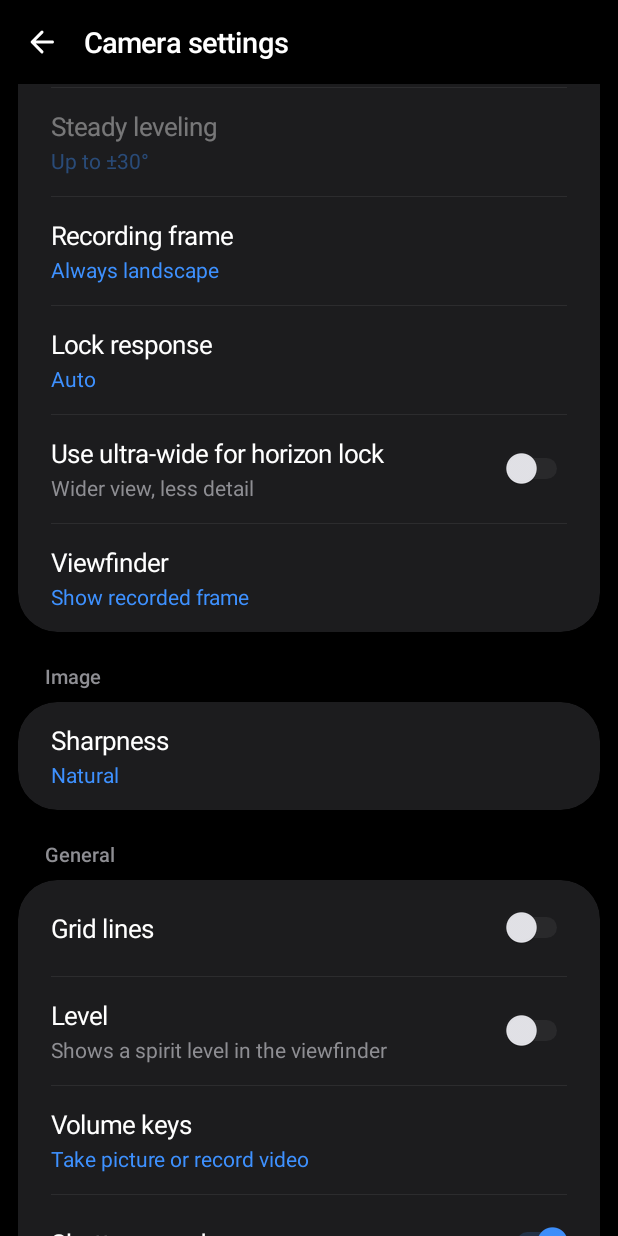
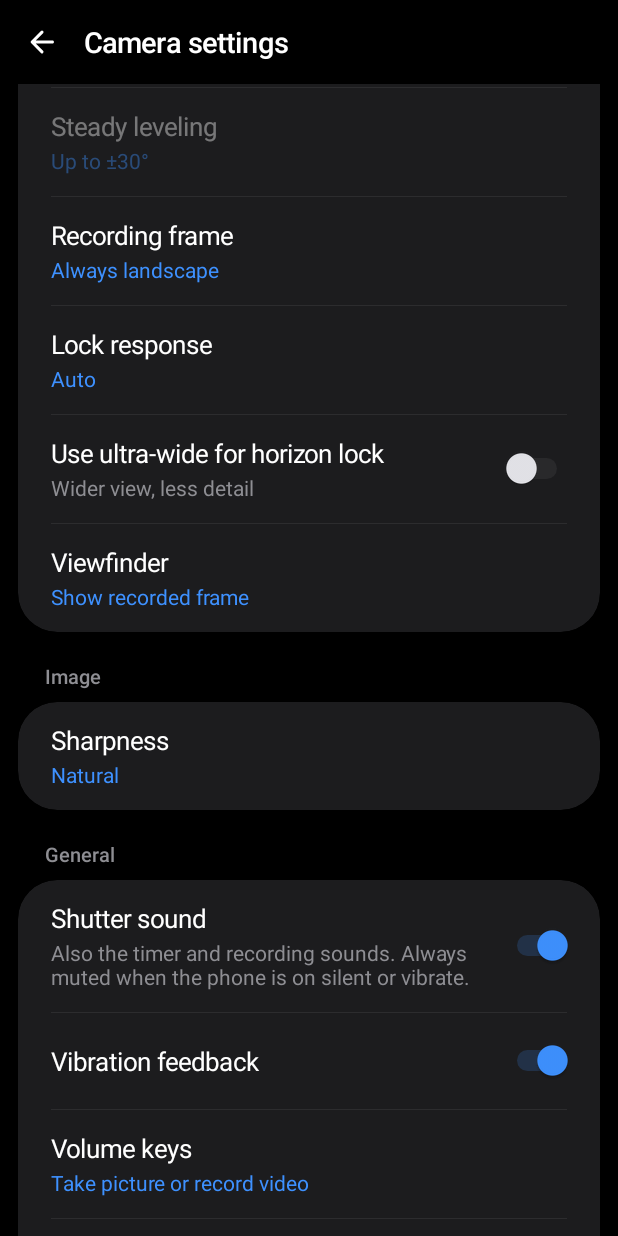
Before and after one commit to darshan260802/Horizoncam, an Android app: the SettingsActivity screen opened directly, with no data from a screen before it, scrolled down 1153 dp, on a phone screen of 412 x 824 dp. Run offline under Robolectric (Android 15) with nearby library versions, the phone set to English and light mode, and no system bars.

Commit message:
0.3.1: save to DCIM/Camera, open captures in the gallery, shutter sound control
- Captures go to DCIM/Camera by default; Settings > Storage > "Save to a
  separate folder" switches to DCIM/HorizonCam.
- The gallery button opens the capture directly in the phone's gallery
  app (default APP_GALLERY app, else Samsung Gallery / Google Photos),
  trying the camera REVIEW action first, then VIEW; <queries> added for
  Android 11+ package visibility.
- The gallery button is refreshed from MediaStore on every resume, so a
  photo deleted in the gallery no longer lingers.
- Shutter sound: Sound toggle in quick controls, setting moved to the top
  of General, sounds muted on silent/vibrate, and the setting is locked
  where MediaActionSound.mustPlayShutterSound() says it is required.

Co-Authored-By: Claude Opus 5.5 <noreply@anthropic.com>
Claude-Session: https://claude.ai/code/session_01VW7yxLfDfgUFeP7bz6keM1

```diff
--- a/app/src/main/java/com/darshan/horizoncam/SettingsActivity.kt
+++ b/app/src/main/java/com/darshan/horizoncam/SettingsActivity.kt
@@ -34,6 +34,8 @@ import com.darshan.horizoncam.core.Settings
 import com.darshan.horizoncam.core.VideoQuality
 import com.darshan.horizoncam.core.VolumeAction
 import com.darshan.horizoncam.media.EncoderSupport
+import com.darshan.horizoncam.media.MediaSaver
+import com.darshan.horizoncam.media.SoundPolicy
 import com.darshan.horizoncam.sensor.HorizonSensor
 import com.darshan.horizoncam.ui.Ui
 import com.darshan.horizoncam.util.CrashLogger
@@ -173,14 +175,28 @@ class SettingsActivity : Activity() {
 
         section("General")
         card {
-            switch("Grid lines", null, { settings.grid }, { settings.grid = it })
-            switch("Level", "Shows a spirit level in the viewfinder", { settings.levelIndicator }, { settings.levelIndicator = it })
+            if (SoundPolicy.forced()) {
+                switch("Shutter sound", "Required by law in your region", { true }, { }, enabled = { false })
+            } else {
+                switch("Shutter sound", "Also the timer and recording sounds. Always muted when the phone is on silent or vibrate.",
+                    { settings.shutterSound }, { settings.shutterSound = it })
+            }
+            switch("Vibration feedback", null, { settings.haptics }, { settings.haptics = it })
             choice("Volume keys", listOf("Take picture or record video", "Zoom", "System volume"),
                 { when (settings.volumeAction) { VolumeAction.SHUTTER -> 0; VolumeAction.ZOOM -> 1; VolumeAction.OFF -> 2 } },
                 { settings.volumeAction = listOf(VolumeAction.SHUTTER, VolumeAction.ZOOM, VolumeAction.OFF)[it] })
-            switch("Shutter sound", null, { settings.shutterSound }, { settings.shutterSound = it })
-            switch("Vibration feedback", null, { settings.haptics }, { settings.haptics = it })
+            switch("Grid lines", null, { settings.grid }, { settings.grid = it })
+            switch("Level", "Shows a spirit level in the viewfinder", { settings.levelIndicator }, { settings.levelIndicator = it })
             switch("Save selfies as previewed", null, { settings.mirrorFront }, { settings.mirrorFront = it })
+        }
+
+        section("Storage")
+        card {
+            switch("Save to a separate folder", null, { settings.separateFolder }, { settings.separateFolder = it },
+                summary = {
+                    if (settings.separateFolder) "New pictures and videos go to DCIM/${MediaSaver.OWN_FOLDER}"
+                    else "Off: saved to DCIM/${MediaSaver.CAMERA_FOLDER} with your other camera pictures"
+                })
         }
 
         section("About")
@@ -311,10 +327,17 @@ class SettingsActivity : Activity() {
         addRow(row)
     }
 
-    private fun switch(title: String, summaryText: String?, get: () -> Boolean, set: (Boolean) -> Unit) {
+    private fun switch(
+        title: String,
+        summaryText: String?,
+        get: () -> Boolean,
+        set: (Boolean) -> Unit,
+        enabled: () -> Boolean = { true },
+        summary: (() -> String)? = null
+    ) {
         val row = rowBase()
-        val summary = summaryText?.let { summaryView(false).apply { text = it } }
-        row.addView(texts(title, summary), LinearLayout.LayoutParams(0, ViewGroup.LayoutParams.WRAP_CONTENT, 1f))
+        val summaryView = (summaryText ?: summary?.invoke())?.let { summaryView(false).apply { text = it } }
+        row.addView(texts(title, summaryView), LinearLayout.LayoutParams(0, ViewGroup.LayoutParams.WRAP_CONTENT, 1f))
         val sw = Switch(this).apply {
             isChecked = get()
             val states = arrayOf(intArrayOf(android.R.attr.state_checked), intArrayOf())
@@ -324,10 +347,16 @@ class SettingsActivity : Activity() {
             isFocusable = false
         }
         row.addView(sw)
+        val refresh = {
+            sw.isChecked = get()
+            row.alpha = if (enabled()) 1f else 0.4f
+            if (summary != null) summaryView?.text = summary()
+        }
+        refreshers.add(refresh)
+        refresh()
         row.setOnClickListener {
-            val v = !get()
-            set(v)
-            sw.isChecked = v
+            if (!enabled()) return@setOnClickListener
+            set(!get())
             refreshAll()
         }
         addRow(row)
--- /dev/null
+++ b/app/src/main/java/com/darshan/horizoncam/media/SoundPolicy.kt
@@ -0,0 +1,14 @@
+package com.darshan.horizoncam.media
+
+import android.media.MediaActionSound
+import android.os.Build
+
+/** Whether the camera shutter sound may be turned off on this phone. */
+object SoundPolicy {
+    /** True where the law requires the shutter sound (Android 13+ reports this). */
+    private val forcedValue: Boolean by lazy {
+        Build.VERSION.SDK_INT >= 33 && try { MediaActionSound.mustPlayShutterSound() } catch (e: Throwable) { false }
+    }
+
+    fun forced(): Boolean = forcedValue
+}
--- a/app/src/main/java/com/darshan/horizoncam/ui/QuickPanel.kt
+++ b/app/src/main/java/com/darshan/horizoncam/ui/QuickPanel.kt
@@ -61,16 +61,18 @@ class QuickPanel @JvmOverloads constructor(context: Context, attrs: AttributeSet
 
     fun setItems(items: List<QuickItem>) {
         grid.removeAllViews()
+        // Four per row; five when that avoids a nearly empty last row.
+        val cols = if (items.size > 8) 5 else 4
         var row: LinearLayout? = null
         items.forEachIndexed { i, item ->
-            if (i % 4 == 0) {
+            if (i % cols == 0) {
                 row = LinearLayout(context).apply { orientation = HORIZONTAL }
                 grid.addView(row, LayoutParams(LayoutParams.MATCH_PARENT, LayoutParams.WRAP_CONTENT).apply { if (i > 0) topMargin = dp(10f) })
             }
             row!!.addView(cell(item), LayoutParams(0, LayoutParams.WRAP_CONTENT, 1f))
         }
         // Keep the last row aligned to the grid.
-        val rest = (4 - items.size % 4) % 4
+        val rest = (cols - items.size % cols) % cols
         repeat(rest) { row?.addView(View(context), LayoutParams(0, 1, 1f)) }
     }
 
--- a/gradle.properties
+++ b/gradle.properties
@@ -4,5 +4,5 @@ android.nonTransitiveRClass=true
 kotlin.code.style=official
 
 # App version (also read by tools/offline-build.sh)
-horizoncam.versionCode=4
-horizoncam.versionName=0.3.0
+horizoncam.versionCode=5
+horizoncam.versionName=0.3.1
```
Also changed, not shown: app/src/main/AndroidManifest.xml (+10 -0 lines), app/src/main/java/com/darshan/horizoncam/MainActivity.kt (+110 -23 lines), app/src/main/java/com/darshan/horizoncam/core/Settings.kt (+4 -7 lines), app/src/main/java/com/darshan/horizoncam/media/MediaSaver.kt (+69 -5 lines), app/src/main/res/drawable/ic_volume_off.xml (added, +7 -0 lines), app/src/main/res/drawable/ic_volume_up.xml (added, +7 -0 lines), 3 other files.
